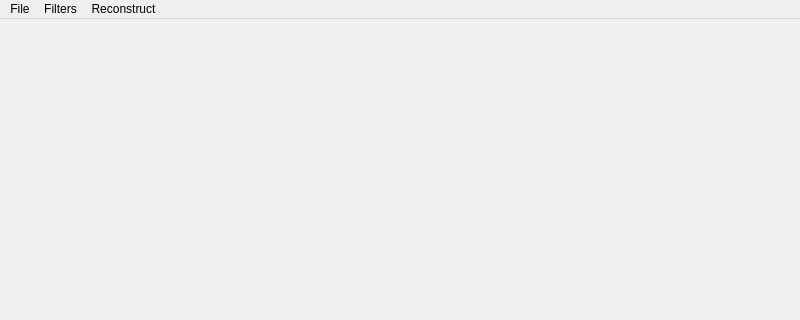
First picture: the form in mantidimaging/gui/ui/main_window.ui, repository mantidproject/mantidimaging, before the edit; both pictures show x 0 to 800 and y 0 to 320 of the 800 by 600 pixel window.
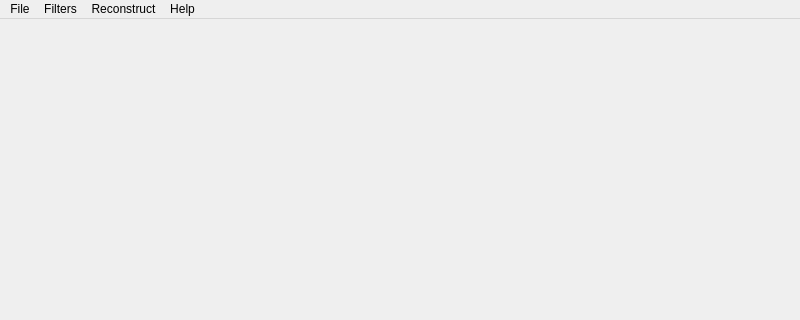
Second picture: the form after the edit. Icons and pictures are not drawn.

Commit message:
Add help menu with link to online docs
Moved shortcuts to .ui file

Patch:
```diff
--- a/mantidimaging/gui/ui/main_window.ui
+++ b/mantidimaging/gui/ui/main_window.ui
@@ -49,9 +49,16 @@
     <addaction name="separator"/>
     <addaction name="actionTomopy"/>
    </widget>
+   <widget class="QMenu" name="menuHelp">
+    <property name="title">
+     <string>Help</string>
+    </property>
+    <addaction name="actionOnlineDocumentation"/>
+   </widget>
    <addaction name="menuFile"/>
    <addaction name="menuFilters"/>
    <addaction name="menuReconstruct"/>
+   <addaction name="menuHelp"/>
   </widget>
   <widget class="QStatusBar" name="statusbar"/>
   <action name="actionLoad">
```
Left out of the diff: 18 changed lines with no effect on the pictures. The commit also changes 1 other file.
